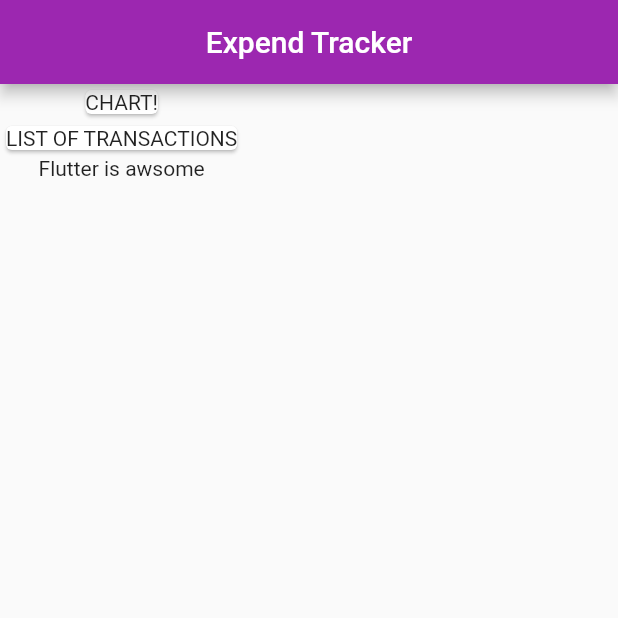
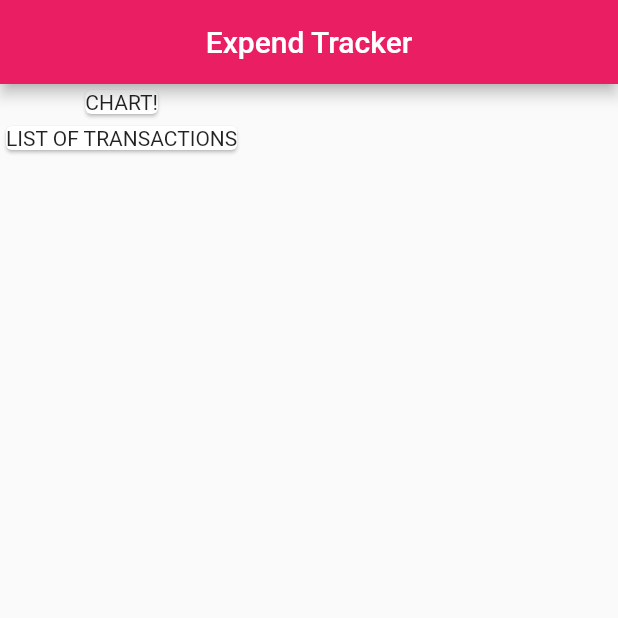
Before and after one commit to heetkheni/spend_tracker, a Flutter app: the screen it shows after launch, on a phone screen of 412 x 824 dp, the top half of it. Run offline on Flutter 3.47's test engine with Material 2 defaults, Android fonts, the phone set to English and light mode, and no system bars.

Commit message:
secodn commit

```diff
--- a/lib/HomePage.dart
+++ b/lib/HomePage.dart
@@ -14,7 +14,7 @@ class _HomePageState extends State<HomePage> {
       appBar: AppBar(
         title: Text("Expend Tracker"),
         centerTitle: true,
-        backgroundColor: Colors.purple,
+        backgroundColor: Colors.pink,
       ),
       body: Column(
         children: const [
@@ -24,7 +24,7 @@ class _HomePageState extends State<HomePage> {
           Card(
             child: Text("LIST OF TRANSACTIONS"),
           ),
-          Text("Flutter is awsome"),
+
         ],
       ),
     );
```
Also changed, not shown: lib/new.dart (added).
